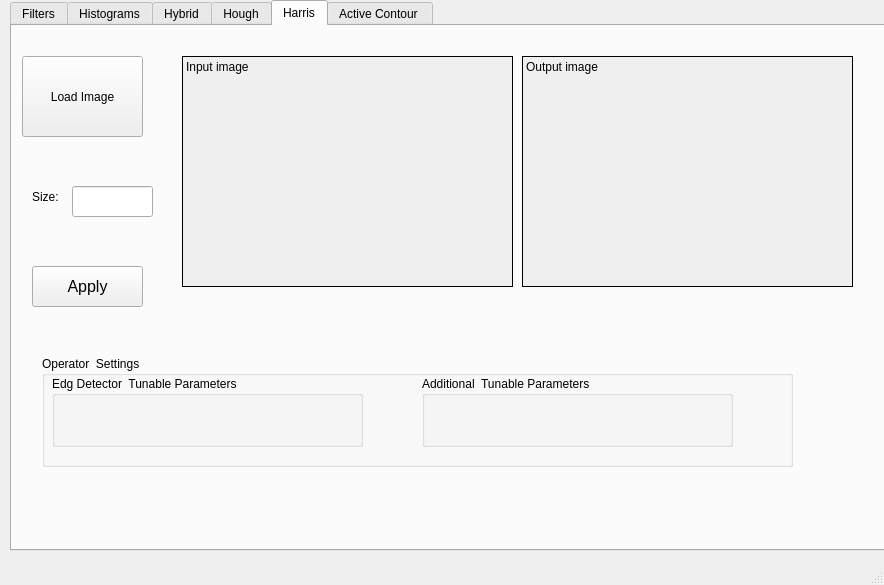
Qt form MainWindow.ui (mennamohsensaad/HoughTransform-for-detecting-parametric-shapes) before a commit.
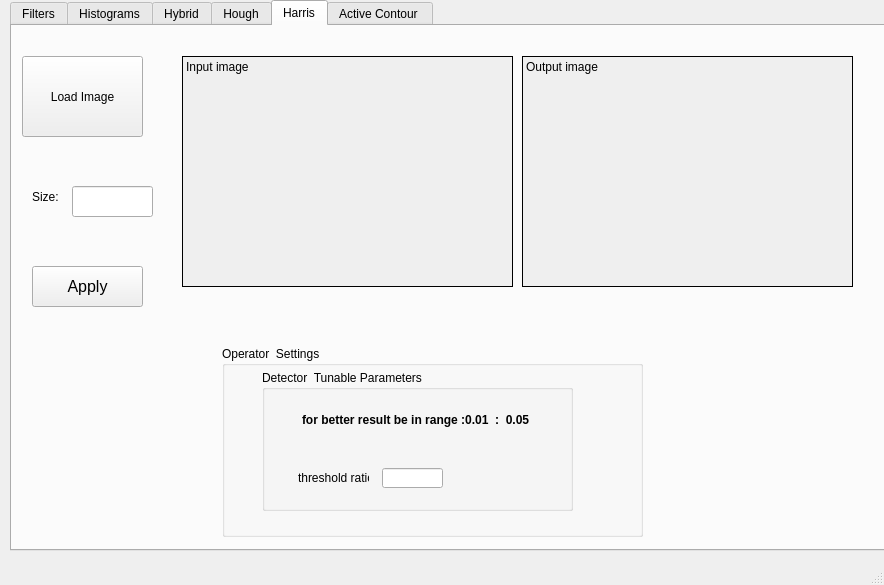
The same form after that commit. The open tabs and pages were chosen to show the change. Custom widgets are drawn as their Qt base class.

Patch:
```diff
--- a/MainWindow.ui
+++ b/MainWindow.ui
@@ -1205,27 +1205,72 @@
      <widget class="QGroupBox" name="groupBox_7">
       <property name="geometry">
        <rect>
-        <x>30</x>
-        <y>330</y>
-        <width>751</width>
-        <height>111</height>
+        <x>210</x>
+        <y>320</y>
+        <width>421</width>
+        <height>191</height>
        </rect>
       </property>
       <property name="title">
        <string>Operator  Settings</string>
       </property>
-      <widget class="QGroupBox" name="groupBox_8">
+      <widget class="QGroupBox" name="groupBox_9">
        <property name="geometry">
         <rect>
-         <x>380</x>
-         <y>20</y>
+         <x>40</x>
+         <y>24</y>
          <width>311</width>
-         <height>71</height>
+         <height>141</height>
         </rect>
        </property>
        <property name="title">
-        <string>Additional  Tunable Parameters</string>
+        <string>Detector  Tunable Parameters</string>
        </property>
+       <widget class="QLineEdit" name="ratio">
+        <property name="geometry">
+         <rect>
+          <x>120</x>
+          <y>98</y>
+          <width>61</width>
+          <height>20</height>
+         </rect>
+        </property>
+        <property name="text">
+         <string> </string>
+        </property>
+       </widget>
+       <widget class="QLabel" name="label_32">
+        <property name="geometry">
+         <rect>
+          <x>36</x>
+          <y>98</y>
+          <width>71</width>
+          <height>20</height>
+         </rect>
+        </property>
+        <property name="text">
+         <string>threshold ratio</string>
+        </property>
+       </widget>
+       <widget class="QLabel" name="label_33">
+        <property name="geometry">
+         <rect>
+          <x>40</x>
+          <y>40</y>
+          <width>231</width>
+          <height>20</height>
+         </rect>
+        </property>
+        <property name="font">
+         <font>
+          <weight>75</weight>
+          <bold>true</bold>
+         </font>
+        </property>
+        <property name="text">
+         <string>for better result be in range :0.01  :  0.05</string>
+        </property>
+       </widget>
       </widget>
      </widget>
      <widget class="QLabel" name="label_40">
@@ -1259,19 +1304,6 @@
        <string>Apply</string>
       </property>
      </widget>
-     <widget class="QGroupBox" name="groupBox_9">
-      <property name="geometry">
-       <rect>
-        <x>40</x>
-        <y>350</y>
-        <width>311</width>
-        <height>71</height>
-       </rect>
-      </property>
-      <property name="title">
-       <string>Edg Detector  Tunable Parameters</string>
-      </property>
-     </widget>
     </widget>
     <widget class="QWidget" name="tab_2">
      <attribute name="title">
```
Left out of the diff: 74 changed lines with no effect on the pictures.
